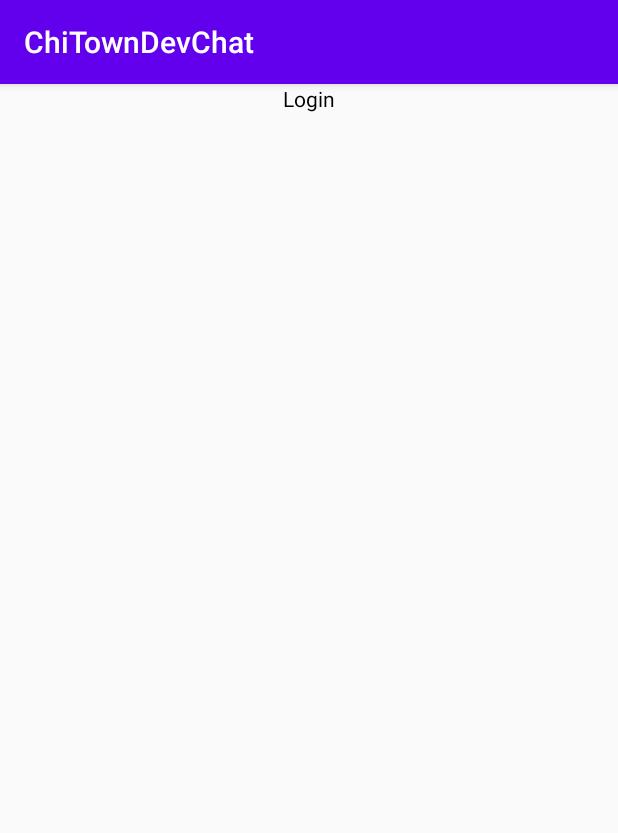
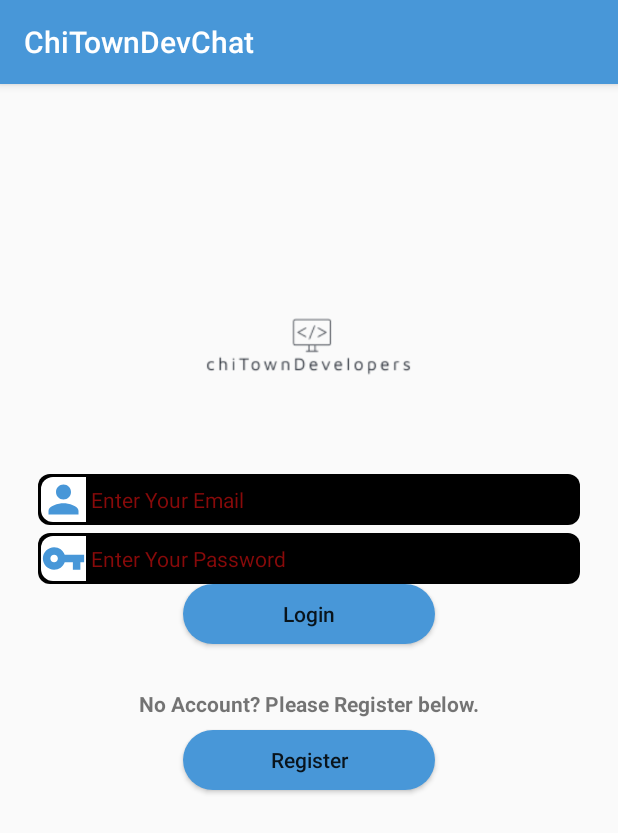
Before and after one commit to wchandler2020/ChiTownDevChat, an Android app: the LoginPage screen opened directly, with no data from a screen before it, on a phone screen of 412 x 824 dp. Shown: the top 833 px of the screen. Run offline under Robolectric (Android 15) with nearby library versions, the phone set to English and light mode, and no system bars.

Commit message:
added styling to login page

```diff
--- /dev/null
+++ b/app/src/main/res/drawable/ic_password.xml
@@ -0,0 +1,5 @@
+<vector android:height="24dp" android:tint="#4897D8"
+    android:viewportHeight="24.0" android:viewportWidth="24.0"
+    android:width="24dp" xmlns:android="http://schemas.android.com/apk/res/android">
+    <path android:fillColor="#FF000000" android:pathData="M12.65,10C11.83,7.67 9.61,6 7,6c-3.31,0 -6,2.69 -6,6s2.69,6 6,6c2.61,0 4.83,-1.67 5.65,-4H17v4h4v-4h2v-4H12.65zM7,14c-1.1,0 -2,-0.9 -2,-2s0.9,-2 2,-2 2,0.9 2,2 -0.9,2 -2,2z"/>
+</vector>
--- /dev/null
+++ b/app/src/main/res/drawable/ic_user.xml
@@ -0,0 +1,5 @@
+<vector android:height="24dp" android:tint="#4897D8"
+    android:viewportHeight="24.0" android:viewportWidth="24.0"
+    android:width="24dp" xmlns:android="http://schemas.android.com/apk/res/android">
+    <path android:fillColor="#FF000000" android:pathData="M12,12c2.21,0 4,-1.79 4,-4s-1.79,-4 -4,-4 -4,1.79 -4,4 1.79,4 4,4zM12,14c-2.67,0 -8,1.34 -8,4v2h16v-2c0,-2.66 -5.33,-4 -8,-4z"/>
+</vector>
--- /dev/null
+++ b/app/src/main/res/drawable/login_et_bg.xml
@@ -0,0 +1,5 @@
+<?xml version="1.0" encoding="utf-8"?>
+<shape xmlns:android="http://schemas.android.com/apk/res/android">
+    <solid android:color="@color/colorBlack" />
+    <corners android:radius="8dp"/>
+</shape>
--- /dev/null
+++ b/app/src/main/res/drawable/login_et_left_drawable.xml
@@ -0,0 +1,15 @@
+<?xml version="1.0" encoding="utf-8"?>
+<layer-list xmlns:android="http://schemas.android.com/apk/res/android">
+    <item>
+        <shape>
+            <solid  android:color="@color/colorWhite" />
+            <corners android:topLeftRadius="8dp"
+                    android:bottomLeftRadius="8dp"
+                />
+        </shape>
+    </item>
+    <item android:drawable="@drawable/ic_user"
+            android:width="30dp"
+            android:height="30dp"
+        />
+</layer-list>
--- /dev/null
+++ b/app/src/main/res/drawable/password_et_left_drawable.xml
@@ -0,0 +1,14 @@
+<?xml version="1.0" encoding="utf-8"?>
+<layer-list xmlns:android="http://schemas.android.com/apk/res/android">
+    <item>
+        <shape>
+            <solid android:color="@color/colorWhite"/>
+            <corners android:bottomLeftRadius="8dp"
+                android:topLeftRadius="8dp"
+                />
+        </shape>
+    </item>
+    <item android:drawable="@drawable/ic_password" android:height="30dp" android:width="30dp"/>
+
+
+</layer-list>
--- a/app/src/main/res/layout/activity_login_page.xml
+++ b/app/src/main/res/layout/activity_login_page.xml
@@ -4,13 +4,91 @@
     xmlns:tools="http://schemas.android.com/tools"
     android:layout_width="match_parent"
     android:layout_height="match_parent"
+    android:id="@+id/loginPage_RL"
     tools:context=".Activities.LoginPage">
-<TextView
-    android:layout_width="match_parent"
-    android:layout_height="wrap_content"
-    android:text="Login"
-    android:textColor="@color/colorBlack"
-    android:gravity="center"
 
+    <ImageView
+        android:layout_width="150dp"
+        android:layout_height="150dp"
+        android:id="@+id/loginPage_loginIV"
+        android:src="@drawable/mainlogo1"
+        android:layout_marginTop="100dp"
+        android:layout_alignParentTop="true"
+        android:layout_centerInParent="true"
+        />
+
+    <EditText
+        android:layout_width="match_parent"
+        android:layout_height="wrap_content"
+        android:id="@+id/loginPage_emailET"
+        android:maxLength="20"
+        android:layout_marginTop="10dp"
+        android:textColor="#880A0A"
+        android:textColorHint="#880A0A"
+        android:textSize="14sp"
+        android:hint="@string/email_et_hint"
+        android:layout_below="@id/loginPage_loginIV"
+        android:layout_marginLeft="25dp"
+        android:layout_marginRight="25dp"
+        android:gravity="center|left"
+        android:padding="2dp"
+        android:background="@drawable/login_et_bg"
+        android:drawableLeft="@drawable/login_et_left_drawable"
+        android:drawablePadding="3dp"
+        />
+
+    <EditText
+        android:layout_width="match_parent"
+        android:layout_height="wrap_content"
+        android:id="@+id/loginPage_passwordET"
+        android:inputType="textPassword"
+        android:maxLength="10"
+        android:textColor="#880A0A"
+        android:textColorHint="#880A0A"
+        android:textSize="14sp"
+        android:hint="@string/password_et_hint"
+        android:layout_below="@id/loginPage_emailET"
+        android:layout_marginLeft="25dp"
+        android:layout_marginRight="25dp"
+        android:gravity="center|left"
+        android:padding="2dp"
+        android:layout_marginTop="5dp"
+        android:background="@drawable/login_et_bg"
+        android:drawablePadding="3dp"
+        android:drawableLeft="@drawable/password_et_left_drawable"
+        />
+
+    <Button
+        android:layout_width="168dp"
+        android:layout_height="40dp"
+        android:id="@+id/loginPage_loginBtn"
+        android:background="@drawable/round_btn_bg"
+        android:layout_centerInParent="true"
+        android:layout_below="@+id/loginPage_passwordET"
+        android:text="@string/login_string"
+        android:textAllCaps="false"
+        />
+
+    <TextView
+        android:layout_width="wrap_content"
+        android:layout_height="wrap_content"
+        android:id="@+id/loginPage_dontHaveAccountTagLine"
+        android:layout_below="@+id/loginPage_loginBtn"
+        android:layout_centerInParent="true"
+        android:text="@string/no_account_tag_line"
+        android:textStyle="bold"
+        android:layout_marginTop="30dp"
     />
+    <Button
+        android:layout_width="168dp"
+        android:layout_height="40dp"
+        android:id="@+id/loginPage_moveToRegisterPageBtn"
+        android:background="@drawable/round_btn_bg"
+        android:layout_centerInParent="true"
+        android:layout_below="@id/loginPage_dontHaveAccountTagLine"
+        android:text="@string/move_to_register_btn"
+        android:textAllCaps="false"
+        android:layout_marginTop="8dp"
+        />
+
 </RelativeLayout>
--- a/app/src/main/res/values/colors.xml
+++ b/app/src/main/res/values/colors.xml
@@ -1,6 +1,6 @@
 <?xml version="1.0" encoding="utf-8"?>
 <resources>
-    <color name="colorPrimary">#6200EE</color>
+    <color name="colorPrimary">#4897D8</color>
     <color name="colorPrimaryDark">#3700B3</color>
     <color name="colorAccent">#03DAC5</color>
     <color name="colorBlack">#000000</color>
--- a/app/src/main/res/values/strings.xml
+++ b/app/src/main/res/values/strings.xml
@@ -2,4 +2,11 @@
     <string name="app_name">ChiTownDevChat</string>
     <string name="get_started_tag_line">Connect | Collaborate | Create</string>
     <string name="get_started_btn">Get Started</string>
+    <string name="email_et_hint">Enter Your Email</string>
+    <string name="password_et_hint">Enter Your Password</string>
+    <string name="login_string">Login</string>
+    <string name="no_account_tag_line">No Account? Please Register below.</string>
+    <string name="move_to_register_btn">Register</string>
+
+
 </resources>
```
